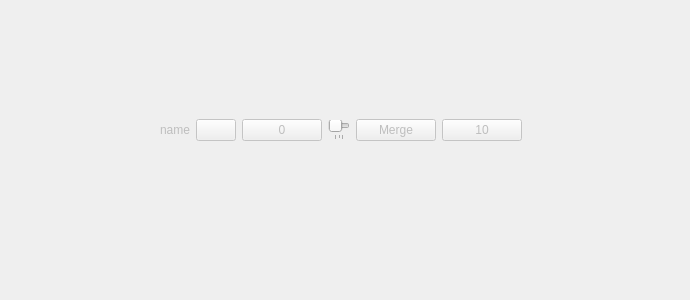
Before: the Qt Designer form pimsviewer/dimension.ui in soft-matter/pimsviewer, drawn with Qt 5.
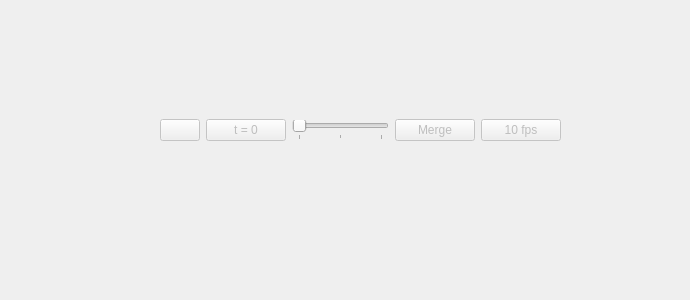
After: the same form once the commit is applied.

Patch:
```diff
--- a/pimsviewer/dimension.ui
+++ b/pimsviewer/dimension.ui
@@ -21,21 +21,11 @@
     <rect>
      <x>160</x>
      <y>90</y>
-     <width>362</width>
+     <width>401</width>
      <height>80</height>
     </rect>
    </property>
    <layout class="QHBoxLayout" name="hbox">
-    <item>
-     <widget class="QLabel" name="nameLabel">
-      <property name="enabled">
-       <bool>false</bool>
-      </property>
-      <property name="text">
-       <string>name</string>
-      </property>
-     </widget>
-    </item>
     <item>
      <widget class="QPushButton" name="playButton">
       <property name="enabled">
@@ -55,7 +45,7 @@
        <bool>false</bool>
       </property>
       <property name="text">
-       <string>0</string>
+       <string>t = 0</string>
       </property>
      </widget>
     </item>
@@ -100,7 +90,7 @@
     <item>
      <widget class="QPushButton" name="fpsButton">
       <property name="text">
-       <string>10</string>
+       <string>10 fps</string>
       </property>
      </widget>
     </item>
```
